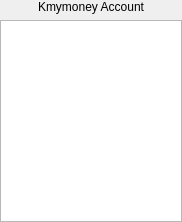
Before: the Qt Designer form bankparser/dialogs/kmmaccountinfowidget.ui in tobbe76/kmm-bankparser, drawn with Qt 5.
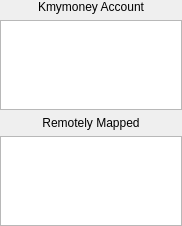
After: the same form once the commit is applied.

```diff
--- a/bankparser/dialogs/kmmaccountinfowidget.ui
+++ b/bankparser/dialogs/kmmaccountinfowidget.ui
@@ -7,7 +7,7 @@
     <x>0</x>
     <y>0</y>
     <width>182</width>
-    <height>222</height>
+    <height>226</height>
    </rect>
   </property>
   <property name="sizePolicy">
@@ -43,12 +43,116 @@
     </widget>
    </item>
    <item>
-    <widget class="QTableView" name="tableView">
+    <widget class="QTableView" name="tableLocal">
+     <property name="enabled">
+      <bool>true</bool>
+     </property>
+     <property name="focusPolicy">
+      <enum>Qt::NoFocus</enum>
+     </property>
+     <property name="autoFillBackground">
+      <bool>false</bool>
+     </property>
+     <property name="styleSheet">
+      <string notr="true"/>
+     </property>
      <property name="verticalScrollBarPolicy">
       <enum>Qt::ScrollBarAlwaysOff</enum>
      </property>
      <property name="horizontalScrollBarPolicy">
       <enum>Qt::ScrollBarAlwaysOff</enum>
+     </property>
+     <property name="autoScroll">
+      <bool>false</bool>
+     </property>
+     <property name="editTriggers">
+      <set>QAbstractItemView::NoEditTriggers</set>
+     </property>
+     <property name="tabKeyNavigation">
+      <bool>false</bool>
+     </property>
+     <property name="showDropIndicator" stdset="0">
+      <bool>false</bool>
+     </property>
+     <property name="dragDropOverwriteMode">
+      <bool>false</bool>
+     </property>
+     <property name="alternatingRowColors">
+      <bool>false</bool>
+     </property>
+     <property name="selectionMode">
+      <enum>QAbstractItemView::NoSelection</enum>
+     </property>
+     <property name="showGrid">
+      <bool>false</bool>
+     </property>
+     <property name="gridStyle">
+      <enum>Qt::NoPen</enum>
+     </property>
+     <property name="cornerButtonEnabled">
+      <bool>false</bool>
+     </property>
+     <attribute name="horizontalHeaderVisible">
+      <bool>false</bool>
+     </attribute>
+     <attribute name="horizontalHeaderHighlightSections">
+      <bool>false</bool>
+     </attribute>
+     <attribute name="verticalHeaderVisible">
+      <bool>false</bool>
+     </attribute>
+     <attribute name="verticalHeaderHighlightSections">
+      <bool>false</bool>
+     </attribute>
+     <attribute name="verticalHeaderMinimumSectionSize">
+      <number>5</number>
+     </attribute>
+    </widget>
+   </item>
+   <item>
+    <widget class="QLabel" name="label_2">
+     <property name="text">
+      <string>Remotely Mapped</string>
+     </property>
+     <property name="alignment">
+      <set>Qt::AlignCenter</set>
+     </property>
+    </widget>
+   </item>
+   <item>
+    <widget class="QTableView" name="tableRemote">
+     <property name="enabled">
+      <bool>true</bool>
+     </property>
+     <property name="focusPolicy">
+      <enum>Qt::NoFocus</enum>
+     </property>
+     <property name="verticalScrollBarPolicy">
+      <enum>Qt::ScrollBarAlwaysOff</enum>
+     </property>
+     <property name="horizontalScrollBarPolicy">
+      <enum>Qt::ScrollBarAlwaysOff</enum>
+     </property>
+     <property name="autoScroll">
+      <bool>false</bool>
+     </property>
+     <property name="editTriggers">
+      <set>QAbstractItemView::NoEditTriggers</set>
+     </property>
+     <property name="tabKeyNavigation">
+      <bool>false</bool>
+     </property>
+     <property name="showDropIndicator" stdset="0">
+      <bool>false</bool>
+     </property>
+     <property name="dragDropOverwriteMode">
+      <bool>false</bool>
+     </property>
+     <property name="selectionMode">
+      <enum>QAbstractItemView::NoSelection</enum>
+     </property>
+     <property name="selectionBehavior">
+      <enum>QAbstractItemView::SelectRows</enum>
      </property>
      <property name="showGrid">
       <bool>false</bool>
```
